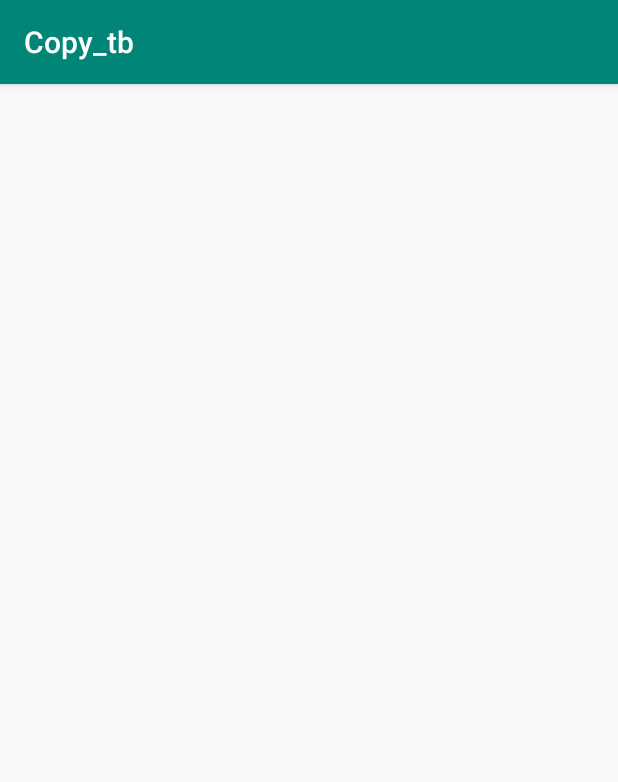
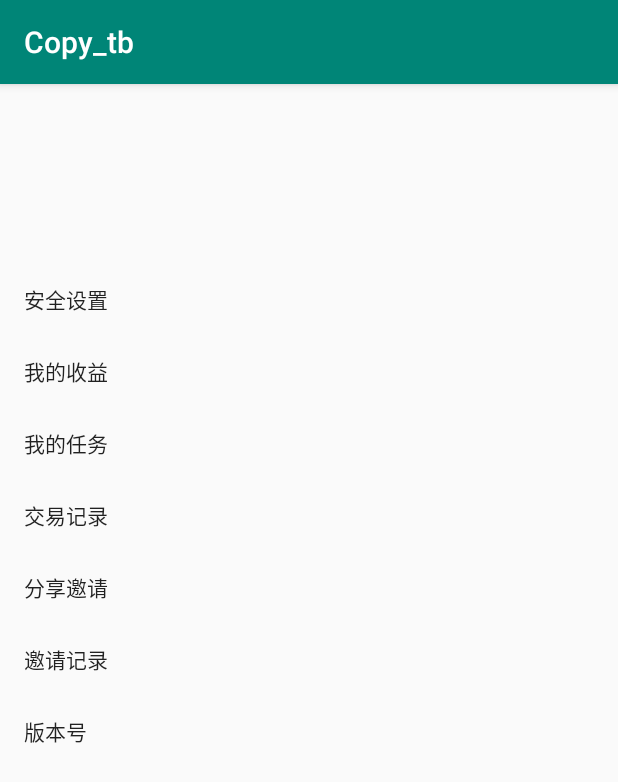
Before and after one commit to woayli1/Copy_tb, an Android app: the screen it shows after launch (MainActivity), on a phone screen of 412 x 824 dp. Shown: the top 782 px of the screen. Run offline under Robolectric (Android 15) with nearby library versions, the phone set to English and light mode, and no system bars; our stand-ins replace ButterKnife; libraries missing offline, so code that uses them is left out: com.blankj.utilcode.

```diff
--- a/app/build.gradle
+++ b/app/build.gradle
@@ -10,11 +10,30 @@ android {
         versionName "1.0"
         testInstrumentationRunner "android.support.test.runner.AndroidJUnitRunner"
     }
+
+    signingConfigs {
+        debugConfig {
+            keyAlias 'androiddebugkey'
+            keyPassword 'android'
+            storeFile file('/keystore/debug.keystore')
+            storePassword 'android'
+        }
+    }
+
     buildTypes {
+        debug {
+            signingConfig signingConfigs.debugConfig
+        }
         release {
             minifyEnabled false
             proguardFiles getDefaultProguardFile('proguard-android.txt'), 'proguard-rules.pro'
         }
+    }
+
+    // Butterknife requires Java 8.
+    compileOptions {
+        sourceCompatibility JavaVersion.VERSION_1_8
+        targetCompatibility JavaVersion.VERSION_1_8
     }
 }
 
@@ -26,6 +45,13 @@ dependencies {
     androidTestImplementation 'androidx.test.ext:junit:1.1.1'
     androidTestImplementation 'androidx.test.espresso:espresso-core:3.2.0'
 
+    api 'com.google.android.material:material:1.1.0'
+
     // 工具类
-    api 'com.blankj:utilcodex:1.25.9'
+    api 'com.blankj:utilcodex:1.29.0'
+
+    // ButterKnife
+    api 'com.jakewharton:butterknife:10.2.2'
+    annotationProcessor 'com.jakewharton:butterknife-compiler:10.2.2'
+
 }
--- a/app/src/main/java/com/gc/copy_tb/MainActivity.java
+++ b/app/src/main/java/com/gc/copy_tb/MainActivity.java
@@ -5,11 +5,16 @@ import android.util.Log;
 import android.view.KeyEvent;
 
 import com.blankj.utilcode.util.ToastUtils;
+import com.google.android.material.navigation.NavigationView;
 
 import androidx.appcompat.app.AppCompatActivity;
+import butterknife.BindView;
+import butterknife.ButterKnife;
 
 public class MainActivity extends AppCompatActivity {
 
+    @BindView(R.id.navigation)
+    NavigationView navigation;
     private long clickTime = 0; //记录第一次点击的时间
 
     private String TAG = "MainActivity";
@@ -18,6 +23,7 @@ public class MainActivity extends AppCompatActivity {
     protected void onCreate(Bundle savedInstanceState) {
         super.onCreate(savedInstanceState);
         setContentView(R.layout.activity_main);
+        ButterKnife.bind(this);
     }
 
     public boolean onKeyDown(int keyCode, KeyEvent event) {
--- a/app/src/main/res/layout/activity_main.xml
+++ b/app/src/main/res/layout/activity_main.xml
@@ -3,6 +3,18 @@
     xmlns:tools="http://schemas.android.com/tools"
     android:layout_width="match_parent"
     android:layout_height="match_parent"
+    xmlns:app="http://schemas.android.com/apk/res-auto"
     tools:context=".MainActivity">
 
+
+    <com.google.android.material.navigation.NavigationView
+
+        android:fitsSystemWindows="true"
+        android:id="@+id/navigation"
+        android:layout_width="200dp"
+        android:layout_height="match_parent"
+        android:layout_gravity="start"
+        app:headerLayout="@layout/nav_header"
+        app:menu="@menu/activity_main_drawer" />
+
 </RelativeLayout>
--- /dev/null
+++ b/app/src/main/res/layout/nav_header.xml
@@ -0,0 +1,28 @@
+<LinearLayout xmlns:android="http://schemas.android.com/apk/res/android"
+    android:layout_width="match_parent"
+    android:layout_height="wrap_content"
+    android:orientation="vertical">
+
+    <LinearLayout
+        android:layout_width="match_parent"
+        android:layout_height="wrap_content"
+        android:layout_gravity="center_vertical"
+        android:gravity="center"
+        android:orientation="vertical">
+
+        <ImageView
+            android:id="@+id/main_my_head"
+            android:layout_width="80dp"
+            android:layout_height="80dp" />
+
+        <TextView
+            android:id="@+id/main_my_identity"
+            android:layout_width="wrap_content"
+            android:layout_height="wrap_content"
+            android:layout_marginTop="10dp"
+            android:text=""
+            android:textColor="#000000"
+            android:textSize="15dp" />
+
+    </LinearLayout>
+</LinearLayout>
--- /dev/null
+++ b/app/src/main/res/menu/activity_main_drawer.xml
@@ -0,0 +1,27 @@
+<?xml version="1.0" encoding="utf-8"?>
+<menu xmlns:android="http://schemas.android.com/apk/res/android">
+    <group android:checkableBehavior="single">
+        <item
+            android:id="@+id/my_setting"
+            android:title="安全设置" />
+        <item
+            android:id="@+id/my_transaction"
+            android:title="我的收益" />
+        <item
+            android:id="@+id/my_release_a_task"
+            android:title="我的任务" />
+        <item
+            android:id="@+id/my_transaction_list"
+            android:title="交易记录" />
+        <item
+            android:id="@+id/my_browser"
+            android:title="分享邀请" />
+
+        <item
+            android:id="@+id/my_share"
+            android:title="邀请记录" />
+        <item
+            android:id="@+id/my_version"
+            android:title="版本号" />
+    </group>
+</menu>
```
Also changed, not shown: app/src/main/res/drawable/._welcome.png (added), 3 other files.
